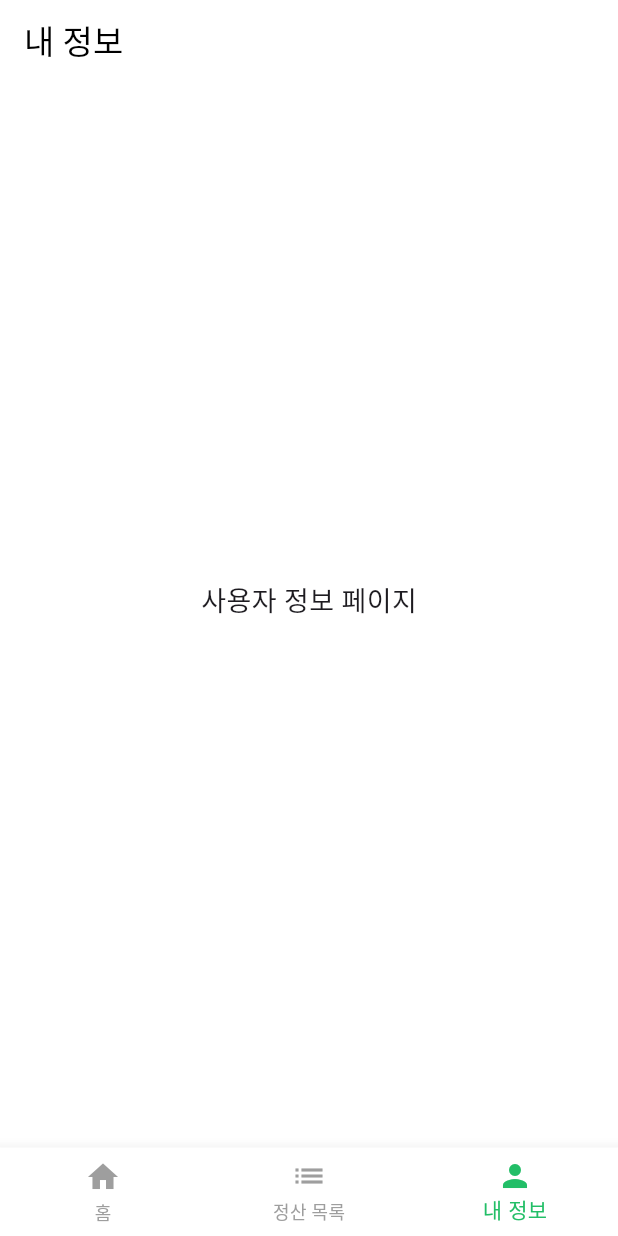
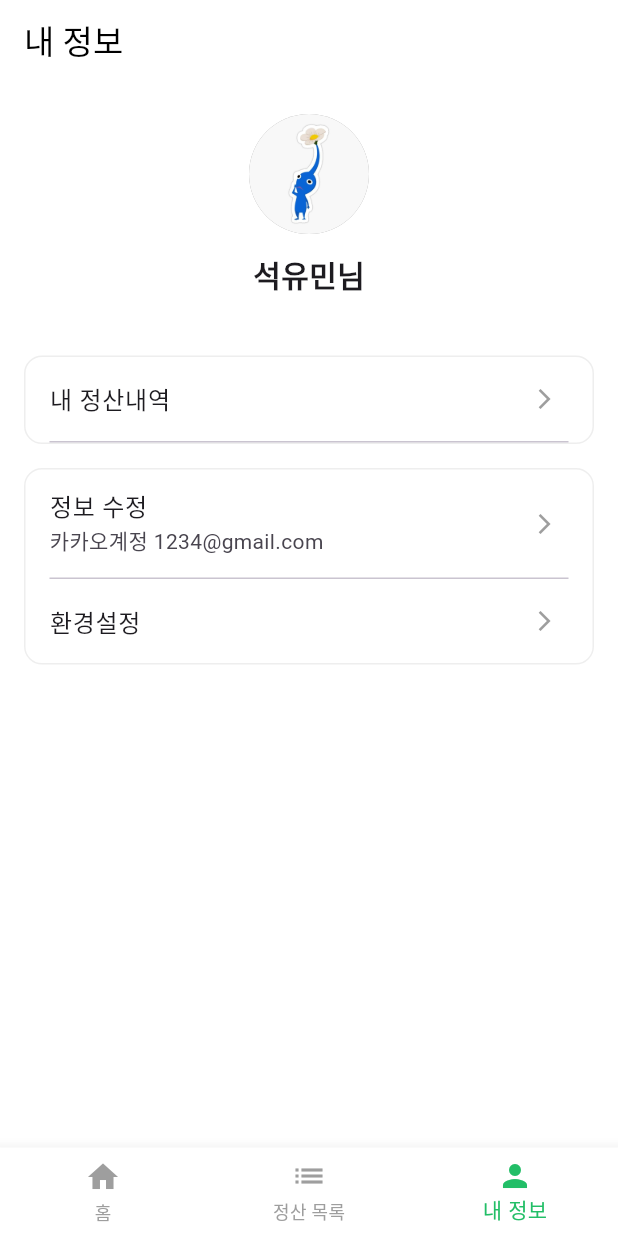
Before and after one commit to Bada35/ttokttok, a Flutter app: the UserPage screen opened directly, on a phone screen of 412 x 824 dp. Run offline on Flutter 3.47's test engine with Material 3 defaults, Android fonts, the phone set to English and light mode, and no system bars; our stand-ins replace device_info_plus, flutter_dotenv, get, shared_preferences; missing offline and left inert: kakao_flutter_sdk; accounts and stored records are empty.

Commit message:
feat: user_page.dart 파일 전체 생성 (#3)
user_page.dart 파일을 새로 생성하고 기본적인 구조와 기능을 포함하여 전체적으로 구현함.

```diff
--- a/fe/lib/pages/user_page.dart
+++ b/fe/lib/pages/user_page.dart
@@ -1,9 +1,76 @@
 import 'package:flutter/material.dart';
 import 'package:get/get.dart';
 import '../widgets/bottom_navigation_bar.dart';
+import '../controllers/user_controller.dart';
 
 class UserPage extends StatelessWidget {
   const UserPage({super.key});
+
+  Widget _buildProfileSection() {
+    return Container(
+      padding: const EdgeInsets.all(20),
+      child: Column(
+        children: [
+          // 프로필 이미지
+          Container(
+            width: 80,
+            height: 80,
+            decoration: const BoxDecoration(
+              shape: BoxShape.circle,
+              color: Colors.grey,
+              image: DecorationImage(
+                image: AssetImage('assets/images/profile_placeholder.png'),
+                fit: BoxFit.cover,
+              ),
+            ),
+          ),
+          const SizedBox(height: 12),
+          // 사용자 이름
+          const Text(
+            '석유민님',
+            style: TextStyle(
+              fontSize: 20,
+              fontWeight: FontWeight.bold,
+            ),
+          ),
+        ],
+      ),
+    );
+  }
+
+  Widget _buildMenuCard({
+    required String title,
+    required String subtitle,
+    required VoidCallback onTap,
+    bool showDivider = true,
+  }) {
+    return Column(
+      children: [
+        ListTile(
+          title: Text(
+            title,
+            style: const TextStyle(
+              fontSize: 16,
+              fontWeight: FontWeight.w500,
+            ),
+          ),
+          subtitle: subtitle.isNotEmpty ? Text(subtitle) : null,
+          trailing: const Icon(
+            Icons.arrow_forward_ios,
+            size: 16,
+            color: Colors.grey,
+          ),
+          onTap: onTap,
+        ),
+        if (showDivider)
+          const Divider(
+            height: 1,
+            indent: 16,
+            endIndent: 16,
+          ),
+      ],
+    );
+  }
 
   @override
   Widget build(BuildContext context) {
@@ -16,15 +83,66 @@ class UserPage extends StatelessWidget {
         elevation: 0,
         automaticallyImplyLeading: false,
       ),
-      body: const Center(
+      body: SingleChildScrollView(
         child: Column(
-          mainAxisAlignment: MainAxisAlignment.center,
           children: [
-            Text(
-              '사용자 정보 페이지',
-              style: TextStyle(fontSize: 18),
+            _buildProfileSection(),
+            const SizedBox(height: 20),
+
+            // 내 정산 내역
+            Container(
+              margin: const EdgeInsets.symmetric(horizontal: 16),
+              decoration: BoxDecoration(
+                color: Colors.white,
+                borderRadius: BorderRadius.circular(12),
+                border: Border.all(color: Colors.grey.shade200),
+              ),
+              child: Column(
+                children: [
+                  _buildMenuCard(
+                    title: '내 정산내역',
+                    subtitle: '',
+                    onTap: () {
+                      // 정산 내역 페이지로 이동
+                      print('정산 내역 페이지로 이동');
+                    },
+                  ),
+                ],
+              ),
             ),
-            SizedBox(height: 20),
+
+            const SizedBox(height: 16),
+
+            // 계정 관리
+            Container(
+              margin: const EdgeInsets.symmetric(horizontal: 16),
+              decoration: BoxDecoration(
+                color: Colors.white,
+                borderRadius: BorderRadius.circular(12),
+                border: Border.all(color: Colors.grey.shade200),
+              ),
+              child: Column(
+                children: [
+                  _buildMenuCard(
+                    title: '정보 수정',
+                    subtitle: '카카오계정 1234@gmail.com',
+                    onTap: () {
+                      // 정보 수정 페이지로 이동
+                      print('정보 수정 페이지로 이동');
+                    },
+                  ),
+                  _buildMenuCard(
+                    title: '환경설정',
+                    subtitle: '',
+                    onTap: () {
+                      // 환경설정 페이지로 이동
+                      print('환경설정 페이지로 이동');
+                    },
+                    showDivider: false,
+                  ),
+                ],
+              ),
+            ),
           ],
         ),
       ),
```
